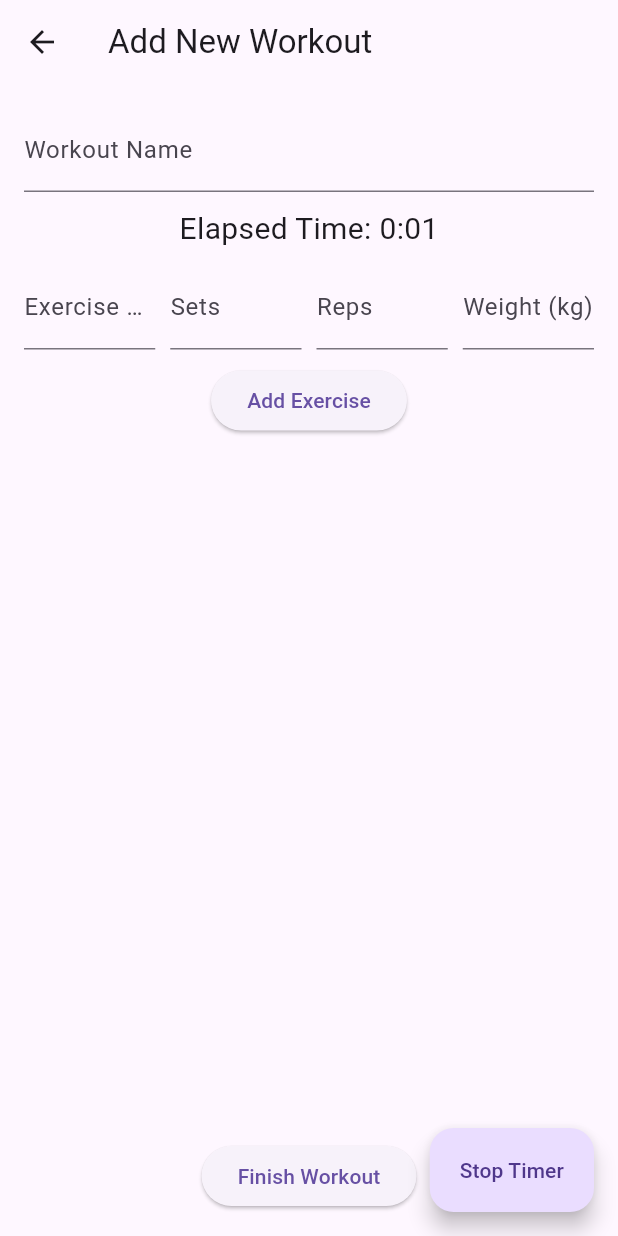
After one commit to KKomail/better, a Flutter app: the AddWorkoutScreen screen opened directly, after a tap on "Start Timer", on a phone screen of 412 x 824 dp. The commit adds this screen. Run offline on Flutter 3.47's test engine with Material 3 defaults, Android fonts, the phone set to English and light mode, and no system bars; our stand-ins replace firebase_auth, google_sign_in; accounts and stored records are empty.

Commit message:
Added workout and exercise functionality.

```diff
--- a/lib/routes/app_routes.dart
+++ b/lib/routes/app_routes.dart
@@ -2,20 +2,27 @@ import 'package:flutter/material.dart';
 import '../screens/GenderScreen/GenderScreen.dart';
 import '../screens/OnBoardScreen/OnBoardScreen.dart';
 import '../screens/SignUpScreen/SignUpScreen.dart';
+import '../screens/WorkoutPlan/WorkoutListScreen.dart';
 
 //TODO:
 //Define More Routes
 
 class AppRoutes {
+  //This goes to the home page(onboarding screen)
   static const String onboarding = '/';
-  static const String genderScreen = '/GenderScreen';
+  //This goes to gender Select screen (for set up profile)
+  static const String genderScreen = '/GenderScreen'; // Do I need this? Wldnt it be better to just create a profile customization page?
+  //This goes to Google Sign in
   static const String signUpScreen = '/SignUpScreen';
+  //WorkoutListScreen
+  static const String workoutListScreen = '/WorkoutListScreen';
 
   static Map<String, WidgetBuilder> getRoutes() {
       return {
-          onboarding: (context) => OnBoardScreen(),
-          genderScreen: (context) => GenderScreen(),
-          signUpScreen: (context) => SignUpScreen(),
+          onboarding: (context) => const OnBoardScreen(),
+          genderScreen: (context) => const GenderScreen(),
+          //signUpScreen: (context) => const SignUpScreen(),
+          workoutListScreen: (context) => WorkoutListScreen(),
         };
     }
 }
--- a/lib/screens/OnBoardScreen/OnBoardScreen.dart
+++ b/lib/screens/OnBoardScreen/OnBoardScreen.dart
@@ -87,7 +87,7 @@ class _OnBoardScreenState extends State<OnBoardScreen> {
                       // TODO: define routes before creating a navigator
                       // TODO: Create a page in the routes folder that creates certain routes
                       // for navigation
-                      Navigator.pushReplacementNamed(context, AppRoutes.genderScreen);
+                      Navigator.pushReplacementNamed(context, AppRoutes.signUpScreen);
                     },
                     child: const Text('Get Started'),
                   ),
@@ -131,7 +131,7 @@ class _OnBoardScreenState extends State<OnBoardScreen> {
                             fontSize: 24,
                             fontWeight: FontWeight.bold)),
                     Text(title,
-                        style: TextStyle(
+                        style: const TextStyle(
                             color: Colors.white,
                             fontSize: 24,
                             fontWeight: FontWeight.bold)),
@@ -141,7 +141,7 @@ class _OnBoardScreenState extends State<OnBoardScreen> {
                 // Description with Constraints
                 Text(
                   description,
-                  style: TextStyle(color: Colors.white70, fontSize: 16),
+                  style: const TextStyle(color: Colors.white70, fontSize: 16),
                   maxLines: 3, // Limit lines to avoid overflow
                   overflow:
                       TextOverflow.ellipsis, // Add ellipsis if text overflows
--- /dev/null
+++ b/lib/screens/WorkoutPlan/WorkoutListScreen.dart
@@ -0,0 +1,256 @@
+import 'package:flutter/material.dart';
+import 'dart:async';
+
+// TODO:
+// Change the structure of adding exercises, sets, reps, and weight (add sets individually instead of all in one.)
+// Add a Exercise List (try using API so that users can see which exercises to add)
+
+// Model class for Exercise
+class Exercise {
+  final String name;
+  int sets;
+  int reps;
+  double weight;
+
+  Exercise(this.name, {this.sets = 1, this.reps = 1, this.weight = 0.0});
+}
+
+// Model class for Workout
+class Workout {
+  final String name;
+  final List<Exercise> exercises;
+  final int duration; // Duration in seconds
+
+  Workout(this.name, this.exercises, this.duration);
+}
+
+// Main screen to display workouts and add new ones
+class WorkoutListScreen extends StatefulWidget {
+  @override
+  _WorkoutListScreenState createState() => _WorkoutListScreenState();
+}
+
+class _WorkoutListScreenState extends State<WorkoutListScreen> {
+  List<Workout> workouts = [];
+
+  void _addWorkout(Workout workout) {
+    setState(() {
+      workouts.add(workout);
+    });
+  }
+
+  @override
+  Widget build(BuildContext context) {
+    return Scaffold(
+      appBar: AppBar(
+        title: Text('My Workouts'),
+      ),
+      body: Column(
+        children: [
+          Expanded(
+            child: ListView.builder(
+              itemCount: workouts.length,
+              itemBuilder: (context, index) {
+                return Card(
+                  margin: EdgeInsets.all(8.0),
+                  child: ListTile(
+                    title: Text(workouts[index].name),
+                    subtitle: Column(
+                      crossAxisAlignment: CrossAxisAlignment.start,
+                      children: [
+                        ...workouts[index].exercises.map((exercise) {
+                          return Text('${exercise.name}: ${exercise.sets} sets x ${exercise.reps} reps @ ${exercise.weight} kg');
+                        }).toList(),
+                        Text('Total Duration: ${workouts[index].duration ~/ 60} min ${workouts[index].duration % 60} sec'),
+                      ],
+                    ),
+                  ),
+                );
+              },
+            ),
+          ),
+          ElevatedButton(
+            onPressed: () async {
+              final newWorkout = await Navigator.push(
+                context,
+                MaterialPageRoute(builder: (context) => AddWorkoutScreen()),
+              );
+              if (newWorkout != null) {
+                _addWorkout(newWorkout);
+              }
+            },
+            child: Text('+ Start New Workout'),
+          ),
+        ],
+      ),
+    );
+  }
+}
+
+// Screen to add a new workout
+class AddWorkoutScreen extends StatefulWidget {
+  @override
+  _AddWorkoutScreenState createState() => _AddWorkoutScreenState();
+}
+
+class _AddWorkoutScreenState extends State<AddWorkoutScreen> {
+  final TextEditingController _workoutNameController = TextEditingController();
+  final List<Exercise> _exercises = [];
+
+  final TextEditingController _exerciseNameController = TextEditingController();
+  final TextEditingController _setsController = TextEditingController();
+  final TextEditingController _repsController = TextEditingController();
+  final TextEditingController _weightController = TextEditingController();
+
+  late Timer _timer;
+  int _elapsedTime = 0; // Time in seconds
+  bool _isRunning = false;
+
+  void _startTimer() {
+    setState(() {
+      _isRunning = true;
+      _elapsedTime = 0; // Reset elapsed time
+    });
+    _timer = Timer.periodic(Duration(seconds: 1), (timer) {
+      setState(() {
+        _elapsedTime++;
+      });
+    });
+  }
+
+  void _stopTimer() {
+    setState(() {
+      _isRunning = false;
+    });
+    _timer.cancel();
+  }
+
+  void _addExercise() {
+    if (_exerciseNameController.text.isNotEmpty &&
+        _setsController.text.isNotEmpty &&
+        _repsController.text.isNotEmpty &&
+        _weightController.text.isNotEmpty) {
+
+      setState(() {
+        final exercise = Exercise(
+          _exerciseNameController.text,
+          sets: int.parse(_setsController.text),
+          reps: int.parse(_repsController.text),
+          weight: double.parse(_weightController.text),
+        );
+        _exercises.add(exercise);
+        // Clear the input fields after adding an exercise
+        _exerciseNameController.clear();
+        _setsController.clear();
+        _repsController.clear();
+        _weightController.clear();
+      });
+    } else {
+      ScaffoldMessenger.of(context).showSnackBar(SnackBar(
+        content: Text('Please fill all fields.'),
+      ));
+    }
+  }
+
+  void _saveWorkout() {
+    if (_workoutNameController.text.isNotEmpty && _exercises.isNotEmpty) {
+      // Stop the timer before saving the workout
+      if (_isRunning) {
+        _stopTimer();
+      }
+
+      Navigator.pop(context, Workout(_workoutNameController.text, _exercises, _elapsedTime));
+    } else {
+      ScaffoldMessenger.of(context).showSnackBar(SnackBar(
+        content: Text('Please enter a workout name and at least one exercise.'),
+      ));
+    }
+  }
+
+  @override
+  Widget build(BuildContext context) {
+    return Scaffold(
+      appBar: AppBar(
+        title: Text('Add New Workout'),
+      ),
+      body: Padding(
+        padding: const EdgeInsets.all(16.0),
+        child: Column(
+          children: [
+            TextField(
+              controller: _workoutNameController,
+              decoration: InputDecoration(labelText: 'Workout Name'),
+            ),
+            SizedBox(height: 10),
+            if (_isRunning)
+              Text('Elapsed Time: ${_elapsedTime ~/ 60}:${(_elapsedTime % 60).toString().padLeft(2, '0')}',
+                  style: TextStyle(fontSize: 20)),
+            SizedBox(height:10),
+            Row(
+              children: [
+                Expanded(
+                  child: TextField(
+                    controller: _exerciseNameController,
+                    decoration:
+                        InputDecoration(labelText: 'Exercise Name'),
+                  ),
+                ),
+                SizedBox(width:10),
+                Expanded(
+                  child: TextField(
+                    controller:_setsController,
+                    decoration:
+                        InputDecoration(labelText:'Sets', hintText:'e.g.3'), // This should display the previous set record
+                    keyboardType:
+                        TextInputType.numberWithOptions(decimal:false),
+                  ),
+                ),
+                SizedBox(width:10),
+                Expanded(
+                  child: TextField(
+                    controller:_repsController,
+                    decoration:
+                        InputDecoration(labelText:'Reps', hintText:'e.g.10'), // This should display the previous rep record
+                    keyboardType:
+                        TextInputType.numberWithOptions(decimal:false),
+                  ),
+                ),
+                SizedBox(width:10),
+                Expanded(
+                  child: TextField(
+                    controller:_weightController,
+                    decoration:
+                        InputDecoration(labelText:'Weight (kg)', hintText:'e.g.20'), // This should display the previous weight PR
+                    keyboardType:
+                        TextInputType.numberWithOptions(decimal:true),
+                  ),
+                ),
+              ],
+            ),
+            SizedBox(height :10),
+            ElevatedButton(
+              onPressed:_addExercise,
+              child :Text('Add Exercise')
+            ),
+            Expanded(
+              child : ListView.builder(
+                itemCount:_exercises.length,
+                itemBuilder:(context,index){
+                  return Card(child:
+                  ListTile(title:
+                  Text('${_exercises[index].name}: ${_exercises[index].sets} sets x ${_exercises[index].reps} reps @ ${_exercises[index].weight} kg')));
+                },
+              )
+            ),
+            ElevatedButton(
+              onPressed:_saveWorkout,
+              child :Text('Finish Workout')
+            )
+          ],
+        ),
+      ),
+      floatingActionButton:_isRunning ? FloatingActionButton.extended(onPressed:_stopTimer,label :Text('Stop Timer')) :
+       FloatingActionButton.extended(onPressed:_startTimer,label :Text('Start Timer')),
+    );
+  }
+}
--- a/pubspec.yaml
+++ b/pubspec.yaml
@@ -34,6 +34,8 @@ dependencies:
   # The following adds the Cupertino Icons font to your application.
   # Use with the CupertinoIcons class for iOS style icons.
   cupertino_icons: ^1.0.6
+  firebase_auth: ^5.3.4
+  google_sign_in: ^6.2.2
 
 dev_dependencies:
   flutter_test:
```
Also changed, not shown: lib/main.dart (+9 -4 lines), lib/screens/GenderScreen/GenderScreen.dart (+6 -4 lines), lib/screens/SignUpScreen/SignUpScreen.dart (+4 -17 lines), assets/fypImages/google.png (added), pubspec.lock, 12 other files.
